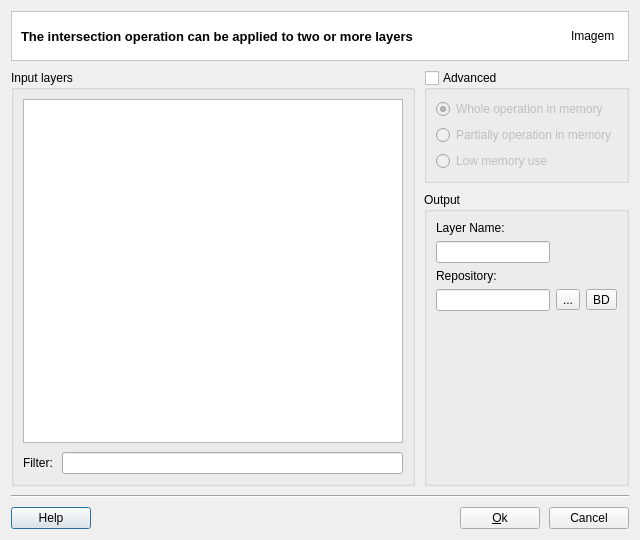
The window that src/terralib/vp/qt/ui/IntersectionDialogForm.ui (claudiobogossian/terralib5) describes before a commit, drawn with Qt 5.
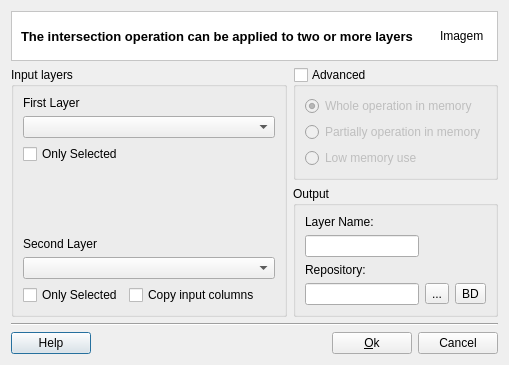
The same window after the commit.

Diff of the .ui file:
```diff
--- a/src/terralib/vp/qt/ui/IntersectionDialogForm.ui
+++ b/src/terralib/vp/qt/ui/IntersectionDialogForm.ui
@@ -6,18 +6,23 @@
    <rect>
     <x>0</x>
     <y>0</y>
-    <width>640</width>
-    <height>540</height>
+    <width>509</width>
+    <height>339</height>
    </rect>
   </property>
+  <property name="maximumSize">
+   <size>
+    <width>16777215</width>
+    <height>339</height>
+   </size>
+  </property>
   <property name="windowTitle">
    <string>Intersection Operation</string>
   </property>
-  <layout class="QVBoxLayout" name="verticalLayout_4" stretch="0,1,0,0">
-   <property name="spacing">
-    <number>9</number>
-   </property>
-   <item>
+  <layout class="QGridLayout" name="gridLayout_9">
+   <item row="0" column="0">
+    <layout class="QGridLayout" name="gridLayout_8">
+     <item row="0" column="0">
     <widget class="QFrame" name="frame_2">
      <property name="styleSheet">
       <string notr="true">QWidget { background: white }</string>
@@ -71,41 +76,101 @@
      </layout>
     </widget>
    </item>
-   <item>
-    <layout class="QHBoxLayout" name="horizontalLayout_2" stretch="1,0">
-     <property name="spacing">
-      <number>9</number>
-     </property>
-     <item>
+     <item row="1" column="0">
+      <layout class="QGridLayout" name="gridLayout_7" columnstretch="1,0">
+       <item row="0" column="0">
       <widget class="QGroupBox" name="groupBox">
        <property name="title">
         <string>Input layers</string>
        </property>
-       <layout class="QVBoxLayout" name="verticalLayout_3" stretch="1,0">
-        <property name="spacing">
-         <number>9</number>
-        </property>
-        <item>
-         <widget class="QTreeView" name="m_layerTreeView"/>
-        </item>
-        <item>
-         <layout class="QHBoxLayout" name="horizontalLayout">
-          <item>
-           <widget class="QLabel" name="label_5">
+         <layout class="QGridLayout" name="gridLayout_6">
+          <item row="0" column="0">
+           <layout class="QGridLayout" name="gridLayout_5">
+            <item row="0" column="0">
+             <layout class="QGridLayout" name="gridLayout_3">
+              <item row="1" column="0">
+               <widget class="QComboBox" name="m_firstLayerComboBox"/>
+              </item>
+              <item row="2" column="0">
+               <widget class="QCheckBox" name="m_firstCheckBox">
+                <property name="text">
+                 <string>Only Selected</string>
+                </property>
+               </widget>
+              </item>
+              <item row="0" column="0">
+               <widget class="QLabel" name="m_firstLayerLabel">
             <property name="text">
-             <string>Filter:</string>
+                 <string>First Layer</string>
             </property>
            </widget>
           </item>
-          <item>
-           <widget class="QLineEdit" name="m_filterLineEdit"/>
-          </item>
+             </layout>
+            </item>
+            <item row="1" column="0">
+             <spacer name="verticalSpacer">
+              <property name="orientation">
+               <enum>Qt::Vertical</enum>
+              </property>
+              <property name="sizeHint" stdset="0">
+               <size>
+                <width>20</width>
+                <height>28</height>
+               </size>
+              </property>
+             </spacer>
+            </item>
+            <item row="2" column="0">
+             <layout class="QGridLayout" name="gridLayout_4">
+              <item row="0" column="0">
+               <widget class="QLabel" name="m_secondLayerLabel">
+                <property name="text">
+                 <string>Second Layer</string>
+                </property>
+               </widget>
+              </item>
+              <item row="1" column="0">
+               <widget class="QComboBox" name="m_secondLayerComboBox"/>
+              </item>
+              <item row="2" column="0">
+               <layout class="QGridLayout" name="gridLayout_2">
+                <item row="0" column="0">
+                 <widget class="QCheckBox" name="m_secondCheckBox">
+                  <property name="text">
+                   <string>Only Selected</string>
+                  </property>
+                 </widget>
+                </item>
+                <item row="0" column="1">
+                 <widget class="QCheckBox" name="m_copyColumnsCheckBox">
+                  <property name="text">
+                   <string>Copy input columns</string>
+                  </property>
+                 </widget>
+                </item>
+                <item row="0" column="2">
+                 <spacer name="horizontalSpacer_2">
+                  <property name="orientation">
+                   <enum>Qt::Horizontal</enum>
+                  </property>
+                  <property name="sizeHint" stdset="0">
+                   <size>
+                    <width>40</width>
+                    <height>20</height>
+                   </size>
+                  </property>
+                 </spacer>
+                </item>
          </layout>
         </item>
        </layout>
-      </widget>
-     </item>
-     <item>
+            </item>
+           </layout>
+          </item>
+         </layout>
+        </widget>
+       </item>
+       <item row="0" column="1">
       <layout class="QVBoxLayout" name="verticalLayout_2" stretch="0,1">
        <item>
         <widget class="QGroupBox" name="m_advancedOptionsGroupBox">
@@ -222,19 +287,6 @@
             </property>
            </widget>
           </item>
-          <item row="4" column="0">
-           <spacer name="verticalSpacer">
-            <property name="orientation">
-             <enum>Qt::Vertical</enum>
-            </property>
-            <property name="sizeHint" stdset="0">
-             <size>
-              <width>20</width>
-              <height>40</height>
-             </size>
-            </property>
-           </spacer>
-          </item>
          </layout>
         </widget>
        </item>
@@ -242,14 +294,14 @@
      </item>
     </layout>
    </item>
-   <item>
+     <item row="2" column="0">
     <widget class="Line" name="line_2">
      <property name="orientation">
       <enum>Qt::Horizontal</enum>
      </property>
     </widget>
    </item>
-   <item>
+     <item row="3" column="0">
     <layout class="QGridLayout" name="gridLayout_14">
      <item row="0" column="0">
       <widget class="QPushButton" name="m_helpPushButton">
@@ -284,6 +336,8 @@
         <string>Cancel</string>
        </property>
       </widget>
+       </item>
+      </layout>
      </item>
     </layout>
    </item>
```
Left out of the diff: 20 changed lines with no effect on the pictures. Lines whose indentation alone changed are shown as unchanged.
